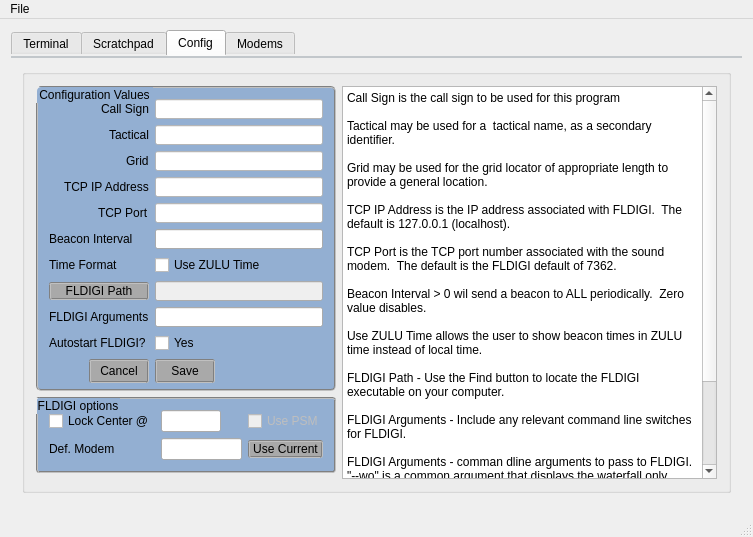
First picture: the form in linkup.ui, repository RCErrante/linkup, before the edit.
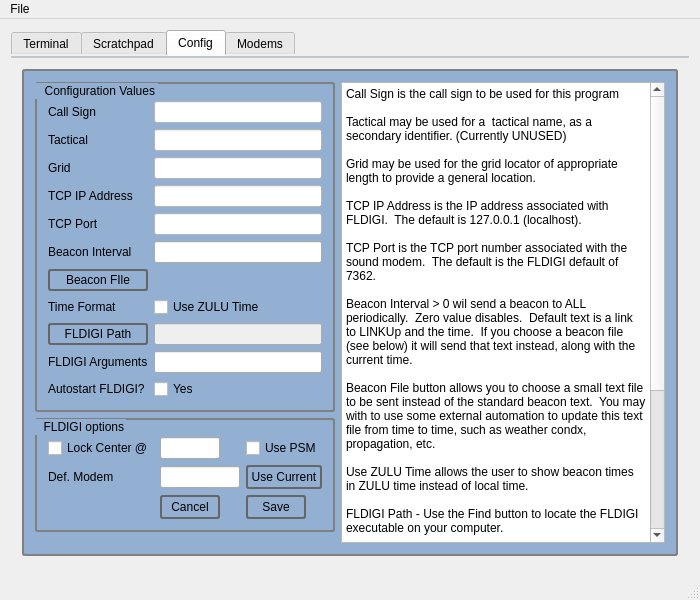
Second picture: the form after the edit. The open tabs and pages were chosen to show the change.

Commit message: Added source and dest call to the SMARQ frames so that more than two users can be on the channel and only the dest call will answer. Minor UI adjustmenst to application level style sheet.  Flattened buttons.  Changed all fonts to Liberation Sans for UI controls.

What changed in the file:
```diff
--- a/linkup.ui
+++ b/linkup.ui
@@ -6,8 +6,8 @@
    <rect>
     <x>0</x>
     <y>0</y>
-    <width>753</width>
-    <height>537</height>
+    <width>700</width>
+    <height>600</height>
    </rect>
   </property>
   <property name="sizePolicy">
@@ -22,6 +22,18 @@
   <property name="statusTip">
    <string extracomment="Welcome to LINKUp"/>
   </property>
+  <property name="styleSheet">
+   <string notr="true">QPushButton {
+border:2px solid #666;
+border-radius:3px;
+padding:3px;
+}
+QGroupBox {
+    background-color:#93afd2;
+    border: 2px solid gray;
+    border-radius: 3px;
+}</string>
+  </property>
   <widget class="QWidget" name="centralWidget">
    <layout class="QVBoxLayout" name="verticalLayout">
     <item>
@@ -32,6 +44,11 @@
         <verstretch>0</verstretch>
        </sizepolicy>
       </property>
+      <property name="font">
+       <font>
+        <family>Liberation Sans</family>
+       </font>
+      </property>
       <property name="styleSheet">
        <string notr="true">QTabWidget::tab-bar {
     alignment: left;
@@ -815,233 +832,6 @@
            <string/>
           </property>
           <layout class="QGridLayout" name="gridLayout_6">
-           <item row="0" column="0">
-            <widget class="QGroupBox" name="groupBox_2">
-             <property name="minimumSize">
-              <size>
-               <width>300</width>
-               <height>305</height>
-              </size>
-             </property>
-             <property name="maximumSize">
-              <size>
-               <width>300</width>
-               <height>16777215</height>
-              </size>
-             </property>
-             <property name="styleSheet">
-              <string notr="true">QGroupBox {
-    background-color:#93afd2;
-    border: 2px groove gray;
-    border-radius: 5px;
-}
-
-QPushButton {
- background-color:darkgray;
-border:2px groove gray;
-border-radius:2px;
-}</string>
-             </property>
-             <property name="title">
-              <string>Configuration Values</string>
-             </property>
-             <property name="alignment">
-              <set>Qt::AlignLeading|Qt::AlignLeft|Qt::AlignTop</set>
-             </property>
-             <layout class="QVBoxLayout" name="verticalLayout_4">
-              <item>
-               <layout class="QGridLayout" name="gridLayout">
-                <item row="9" column="1">
-                 <widget class="QCheckBox" name="autoStartFLDIGICheckBox">
-                  <property name="text">
-                   <string>Yes</string>
-                  </property>
-                 </widget>
-                </item>
-                <item row="2" column="1">
-                 <widget class="QLineEdit" name="CONFGrid">
-                  <property name="styleSheet">
-                   <string notr="true">QLineEdit { 
-	background-color:white;
-}</string>
-                  </property>
-                 </widget>
-                </item>
-                <item row="4" column="1">
-                 <widget class="QLineEdit" name="CONFXMLRPCTCPPort">
-                  <property name="styleSheet">
-                   <string notr="true">QLineEdit { 
-	background-color:white;
-}</string>
-                  </property>
-                 </widget>
-                </item>
-                <item row="0" column="0" alignment="Qt::AlignRight">
-                 <widget class="QLabel" name="label">
-                  <property name="text">
-                   <string>Call Sign</string>
-                  </property>
-                 </widget>
-                </item>
-                <item row="3" column="1">
-                 <widget class="QLineEdit" name="CONFXMLRPCIP">
-                  <property name="styleSheet">
-                   <string notr="true">QLineEdit { 
-	background-color:white;
-}</string>
-                  </property>
-                 </widget>
-                </item>
-                <item row="1" column="0" alignment="Qt::AlignRight">
-                 <widget class="QLabel" name="label_2">
-                  <property name="text">
-                   <string>Tactical</string>
-                  </property>
-                 </widget>
-                </item>
-                <item row="3" column="0" alignment="Qt::AlignRight">
-                 <widget class="QLabel" name="label_4">
-                  <property name="text">
-                   <string>TCP IP Address</string>
-                  </property>
-                 </widget>
-                </item>
-                <item row="0" column="1">
-                 <widget class="QLineEdit" name="CONFCallSign">
-                  <property name="styleSheet">
-                   <string notr="true">QLineEdit { 
-	background-color:white;
-}</string>
-                  </property>
-                 </widget>
-                </item>
-                <item row="6" column="1">
-                 <widget class="QCheckBox" name="useZULUCheckbox">
-                  <property name="text">
-                   <string>Use ZULU Time</string>
-                  </property>
-                 </widget>
-                </item>
-                <item row="1" column="1">
-                 <widget class="QLineEdit" name="CONFName">
-                  <property name="styleSheet">
-                   <string notr="true">QLineEdit { 
-	background-color:white;
-}</string>
-                  </property>
-                 </widget>
-                </item>
-                <item row="5" column="1">
-                 <widget class="QLineEdit" name="beaconIntervalLineEdit"/>
-                </item>
-                <item row="2" column="0" alignment="Qt::AlignRight">
-                 <widget class="QLabel" name="label_3">
-                  <property name="text">
-                   <string>Grid</string>
-                  </property>
-                 </widget>
-                </item>
-                <item row="7" column="1">
-                 <widget class="QLineEdit" name="fldigiPathLineEdit">
-                  <property name="enabled">
-                   <bool>false</bool>
-                  </property>
-                 </widget>
-                </item>
-                <item row="4" column="0" alignment="Qt::AlignRight">
-                 <widget class="QLabel" name="label_5">
-                  <property name="text">
-                   <string>TCP Port</string>
-                  </property>
-                 </widget>
-                </item>
-                <item row="6" column="0">
-                 <widget class="QLabel" name="label_8">
-                  <property name="text">
-                   <string>Time Format</string>
-                  </property>
-                 </widget>
-                </item>
-                <item row="5" column="0">
-                 <widget class="QLabel" name="label_6">
-                  <property name="text">
-                   <string>Beacon Interval</string>
-                  </property>
-                 </widget>
-                </item>
-                <item row="9" column="0">
-                 <widget class="QLabel" name="label_10">
-                  <property name="text">
-                   <string>Autostart FLDIGI?</string>
-                  </property>
-                 </widget>
-                </item>
-                <item row="8" column="0">
-                 <widget class="QLabel" name="label_11">
-                  <property name="text">
-                   <string>FLDIGI Arguments</string>
-                  </property>
-                 </widget>
-                </item>
-                <item row="8" column="1">
-                 <widget class="QLineEdit" name="fldigiCmdsLineEdit"/>
-                </item>
-                <item row="10" column="0" alignment="Qt::AlignRight">
-                 <widget class="QPushButton" name="cfgCancelButton">
-                  <property name="minimumSize">
-                   <size>
-                    <width>60</width>
-                    <height>24</height>
-                   </size>
-                  </property>
-                  <property name="maximumSize">
-                   <size>
-                    <width>60</width>
-                    <height>24</height>
-                   </size>
-                  </property>
-                  <property name="text">
-                   <string>Cancel</string>
-                  </property>
-                 </widget>
-                </item>
-                <item row="10" column="1">
-                 <widget class="QPushButton" name="cfgSaveButton">
-                  <property name="minimumSize">
-                   <size>
-                    <width>60</width>
-                    <height>24</height>
-                   </size>
-                  </property>
-                  <property name="maximumSize">
-                   <size>
-                    <width>60</width>
-                    <height>24</height>
-                   </size>
-                  </property>
-                  <property name="text">
-                   <string>Save</string>
-                  </property>
-                 </widget>
-                </item>
-                <item row="7" column="0">
-                 <widget class="QPushButton" name="findFLDIGIButton">
-                  <property name="maximumSize">
-                   <size>
-                    <width>16777215</width>
-                    <height>16777215</height>
-                   </size>
-                  </property>
-                  <property name="text">
-                   <string>FLDIGI Path</string>
-                  </property>
-                 </widget>
-                </item>
-               </layout>
-              </item>
-             </layout>
-            </widget>
-           </item>
            <item row="1" column="0">
             <widget class="QGroupBox" name="groupBox_9">
              <property name="maximumSize">
@@ -1051,20 +841,15 @@
               </size>
              </property>
              <property name="styleSheet">
-              <string notr="true">QPushButton {
- background-color:darkgray;
-border:2px groove gray;
-border-radius:2px;
-}QGroupBox {
-    background-color:#93afd2;
-    border: 2px groove gray;
-    border-radius: 3px;
-}</string>
+              <string notr="true"/>
              </property>
              <property name="title">
-              <string>FLDIGI options</string>
+              <string>  FLDIGI options</string>
              </property>
              <layout class="QGridLayout" name="gridLayout_5">
+              <property name="topMargin">
+               <number>17</number>
+              </property>
               <item row="0" column="1">
                <widget class="QLineEdit" name="fldigiCenterLineEdit">
                 <property name="minimumSize">
@@ -1079,6 +864,11 @@
                   <height>16777215</height>
                  </size>
                 </property>
+                <property name="font">
+                 <font>
+                  <family>Liberation Sans</family>
+                 </font>
+                </property>
                 <property name="text">
                  <string/>
                 </property>
@@ -1092,6 +882,11 @@
                   <height>16777215</height>
                  </size>
                 </property>
+                <property name="font">
+                 <font>
+                  <family>Liberation Sans</family>
+                 </font>
+                </property>
                 <property name="text">
                  <string>Lock Center @</string>
                 </property>
@@ -1105,10 +900,20 @@
                   <height>16777215</height>
                  </size>
                 </property>
+                <property name="font">
+                 <font>
+                  <family>Liberation Sans</family>
+                 </font>
+                </property>
                </widget>
               </item>
               <item row="2" column="2">
                <widget class="QPushButton" name="fldigiUseCurrentModemButton">
+                <property name="font">
+                 <font>
+                  <family>Liberation Sans</family>
+                 </font>
+                </property>
                 <property name="text">
                  <string>Use Current</string>
                 </property>
@@ -1116,15 +921,17 @@
               </item>
               <item row="0" column="2">
                <widget class="QCheckBox" name="fldigiUsePSMCheckBox">
-                <property name="enabled">
-                 <bool>false</bool>
-                </property>
                 <property name="maximumSize">
                  <size>
                   <width>75</width>
                   <height>16777215</height>
                  </size>
                 </property>
+                <property name="font">
+                 <font>
+                  <family>Liberation Sans</family>
+                 </font>
+                </property>
                 <property name="text">
                  <string>Use PSM</string>
                 </property>
@@ -1132,11 +939,64 @@
               </item>
               <item row="2" column="0">
                <widget class="QLabel" name="label_12">
+                <property name="font">
+                 <font>
+                  <family>Liberation Sans</family>
+                 </font>
+                </property>
                 <property name="text">
                  <string>Def. Modem</string>
                 </property>
                </widget>
               </item>
+              <item row="3" column="1">
+               <widget class="QPushButton" name="cfgCancelButton">
+                <property name="minimumSize">
+                 <size>
+                  <width>60</width>
+                  <height>24</height>
+                 </size>
+                </property>
+                <property name="maximumSize">
+                 <size>
+                  <width>60</width>
+                  <height>24</height>
+                 </size>
+                </property>
+                <property name="font">
+                 <font>
+                  <family>Liberation Sans</family>
+                 </font>
+                </property>
+                <property name="text">
+                 <string>Cancel</string>
+                </property>
+               </widget>
+              </item>
+              <item row="3" column="2">
+               <widget class="QPushButton" name="cfgSaveButton">
+                <property name="minimumSize">
+                 <size>
+                  <width>60</width>
+                  <height>24</height>
+                 </size>
+                </property>
+                <property name="maximumSize">
+                 <size>
+                  <width>60</width>
+                  <height>24</height>
+                 </size>
+                </property>
+                <property name="font">
+                 <font>
+                  <family>Liberation Sans</family>
+                 </font>
+                </property>
+                <property name="text">
+                 <string>Save</string>
+                </property>
+               </widget>
+              </item>
              </layout>
             </widget>
            </item>
@@ -1155,10 +1015,16 @@
            </item>
            <item row="0" column="1" rowspan="3">
             <widget class="QPlainTextEdit" name="cfgHelpTextArea">
+             <property name="undoRedoEnabled">
+              <bool>false</bool>
+             </property>
+             <property name="readOnly">
+              <bool>true</bool>
+             </property>
              <property name="plainText">
               <string>Call Sign is the call sign to be used for this program
 
-Tactical may be used for a  tactical name, as a secondary identifier.
+Tactical may be used for a  tactical name, as a secondary identifier. (Currently UNUSED)
 
 Grid may be used for the grid locator of appropriate length to provide a general location.
 
@@ -1166,7 +1032,9 @@
 
 TCP Port is the TCP port number associated with the sound modem.  The default is the FLDIGI default of 7362.
 
-Beacon Interval &gt; 0 wil send a beacon to ALL periodically.  Zero value disables.
+Beacon Interval &gt; 0 wil send a beacon to ALL periodically.  Zero value disables.  Default text is a link to LINKUp and the time.  If you choose a beacon file (see below) it will send that text instead, along with the current time.
+
+Beacon File button allows you to choose a small text file to be sent instead of the standard beacon text.  You may with to use some external automation to update this text file from time to time, such as weather condx, propagation, etc.
 
 Use ZULU Time allows the user to show beacon times in ZULU time instead of local time.
 
@@ -1184,6 +1052,311 @@
              </property>
             </widget>
            </item>
+           <item row="0" column="0">
+            <widget class="QGroupBox" name="groupBox_2">
+             <property name="minimumSize">
+              <size>
+               <width>300</width>
+               <height>330</height>
+              </size>
+             </property>
+             <property name="maximumSize">
+              <size>
+               <width>300</width>
+               <height>16777215</height>
+              </size>
+             </property>
+             <property name="styleSheet">
+              <string notr="true">
+</string>
+             </property>
+             <property name="title">
+              <string>  Configuration Values</string>
+             </property>
+             <property name="alignment">
+              <set>Qt::AlignLeading|Qt::AlignLeft|Qt::AlignTop</set>
+             </property>
+             <layout class="QGridLayout" name="gridLayout_3">
+              <property name="topMargin">
+               <number>17</number>
+              </property>
+              <item row="1" column="0">
+               <widget class="QLabel" name="label_2">
+                <property name="font">
+                 <font>
+                  <family>Liberation Sans</family>
+                 </font>
+                </property>
+                <property name="text">
+                 <string>Tactical</string>
+                </property>
+               </widget>
+              </item>
+              <item row="10" column="0">
+               <widget class="QLabel" name="label_10">
+                <property name="font">
+                 <font>
+                  <family>Liberation Sans</family>
+                 </font>
+                </property>
+                <property name="text">
+                 <string>Autostart FLDIGI?</string>
+                </property>
+               </widget>
+              </item>
+              <item row="9" column="1">
+               <widget class="QLineEdit" name="fldigiCmdsLineEdit">
+                <property name="font">
+                 <font>
+                  <family>Liberation Sans</family>
+                 </font>
+                </property>
+               </widget>
+              </item>
+              <item row="4" column="0">
+               <widget class="QLabel" name="label_5">
+                <property name="font">
+                 <font>
+                  <family>Liberation Sans</family>
+                 </font>
+                </property>
+                <property name="text">
+                 <string>TCP Port</string>
+                </property>
+               </widget>
+              </item>
+              <item row="5" column="1">
+               <widget class="QLineEdit" name="beaconIntervalLineEdit">
+                <property name="font">
+                 <font>
+                  <family>Liberation Sans</family>
+                 </font>
+                </property>
+               </widget>
+              </item>
+              <item row="7" column="1">
+               <widget class="QCheckBox" name="useZULUCheckbox">
+                <property name="font">
+                 <font>
+                  <family>Liberation Sans</family>
+                 </font>
+                </property>
+                <property name="text">
+                 <string>Use ZULU Time</string>
+                </property>
+               </widget>
+              </item>
+              <item row="5" column="0">
+               <widget class="QLabel" name="label_6">
+                <property name="font">
+                 <font>
+                  <family>Liberation Sans</family>
+                 </font>
+                </property>
+                <property name="text">
+                 <string>Beacon Interval</string>
+                </property>
+               </widget>
+              </item>
+              <item row="3" column="0">
+               <widget class="QLabel" name="label_4">
+                <property name="font">
+                 <font>
+                  <family>Liberation Sans</family>
+                 </font>
+                </property>
+                <property name="text">
+                 <string>TCP IP Address</string>
+                </property>
+               </widget>
+              </item>
+              <item row="2" column="1">
+               <widget class="QLineEdit" name="CONFGrid">
+                <property name="font">
+                 <font>
+                  <family>Liberation Sans</family>
+                 </font>
+                </property>
+                <property name="styleSheet">
+                 <string notr="true">QLineEdit { 
+	background-color:white;
+}</string>
+                </property>
+               </widget>
+              </item>
+              <item row="2" column="0">
+               <widget class="QLabel" name="label_3">
+                <property name="font">
+                 <font>
+                  <family>Liberation Sans</family>
+                 </font>
+                </property>
+                <property name="text">
+                 <string>Grid</string>
+                </property>
+               </widget>
+              </item>
+              <item row="3" column="1">
+               <widget class="QLineEdit" name="CONFXMLRPCIP">
+                <property name="font">
+                 <font>
+                  <family>Liberation Sans</family>
+                 </font>
+                </property>
+                <property name="styleSheet">
+                 <string notr="true">QLineEdit { 
+	background-color:white;
+}</string>
+                </property>
+               </widget>
+              </item>
+              <item row="10" column="1">
+               <widget class="QCheckBox" name="autoStartFLDIGICheckBox">
+                <property name="font">
+                 <font>
+                  <family>Liberation Sans</family>
+                 </font>
+                </property>
+                <property name="text">
+                 <string>Yes</string>
+                </property>
+               </widget>
+              </item>
+              <item row="0" column="1">
+               <widget class="QLineEdit" name="CONFCallSign">
+                <property name="font">
+                 <font>
+                  <family>Liberation Sans</family>
+                 </font>
+                </property>
+                <property name="styleSheet">
+                 <string notr="true">QLineEdit { 
+	background-color:white;
+}</string>
+                </property>
+               </widget>
+              </item>
+              <item row="4" column="1">
+               <widget class="QLineEdit" name="CONFXMLRPCTCPPort">
+                <property name="font">
+                 <font>
+                  <family>Liberation Sans</family>
+                 </font>
+                </property>
+                <property name="styleSheet">
+                 <string notr="true">QLineEdit { 
+	background-color:white;
+}</string>
+                </property>
+               </widget>
+              </item>
+              <item row="8" column="1">
+               <widget class="QLineEdit" name="fldigiPathLineEdit">
+                <property name="enabled">
+                 <bool>false</bool>
+                </property>
+                <property name="font">
+                 <font>
+                  <family>Liberation Sans</family>
+                 </font>
+                </property>
+               </widget>
+              </item>
+              <item row="8" column="0">
+               <widget class="QPushButton" name="findFLDIGIButton">
+                <property name="maximumSize">
+                 <size>
+                  <width>16777215</width>
+                  <height>16777215</height>
+                 </size>
+                </property>
+                <property name="font">
+                 <font>
+                  <family>Liberation Sans</family>
+                 </font>
+                </property>
+                <property name="text">
+                 <string>FLDIGI Path</string>
+                </property>
+               </widget>
+              </item>
+              <item row="6" column="1">
+               <widget class="QLabel" name="beaconFileLabel">
+                <property name="font">
+                 <font>
+                  <family>Liberation Sans</family>
+                 </font>
+                </property>
+                <property name="text">
+                 <string/>
+                </property>
+               </widget>
+              </item>
+              <item row="6" column="0">
+               <widget class="QPushButton" name="chooseBeaconFileButton">
+                <property name="font">
+                 <font>
+                  <family>Liberation Sans</family>
+                 </font>
+                </property>
+                <property name="text">
+                 <string>Beacon FIle</string>
+                </property>
+               </widget>
+              </item>
+              <item row="1" column="1">
+               <widget class="QLineEdit" name="CONFName">
+                <property name="font">
+                 <font>
+                  <family>Liberation Sans</family>
+                 </font>
+                </property>
+                <property name="styleSheet">
+                 <string notr="true">QLineEdit { 
+	background-color:white;
+}</string>
+                </property>
+               </widget>
+              </item>
+              <item row="7" column="0">
+               <widget class="QLabel" name="label_8">
+                <property name="font">
+                 <font>
+                  <family>Liberation Sans</family>
+                 </font>
+                </property>
+                <property name="text">
+                 <string>Time Format</string>
+                </property>
+               </widget>
+              </item>
+              <item row="0" column="0">
+               <widget class="QLabel" name="label">
+                <property name="font">
+                 <font>
+                  <family>Liberation Sans</family>
+                 </font>
+                </property>
+                <property name="text">
+                 <string>Call Sign</string>
+                </property>
+               </widget>
+              </item>
+              <item row="9" column="0">
+               <widget class="QLabel" name="label_11">
+                <property name="font">
+                 <font>
+                  <family>Liberation Sans</family>
+                 </font>
+                </property>
+                <property name="text">
+                 <string>FLDIGI Arguments</string>
+                </property>
+               </widget>
+              </item>
+             </layout>
+            </widget>
+           </item>
           </layout>
          </widget>
         </item>
@@ -1746,8 +1919,8 @@
     <rect>
      <x>0</x>
      <y>0</y>
-     <width>753</width>
-     <height>21</height>
+     <width>700</width>
+     <height>19</height>
     </rect>
    </property>
    <widget class="QMenu" name="menuFile">
```
Left out of the diff: 510 changed lines with no effect on the pictures. The commit also changes 7 other files.
